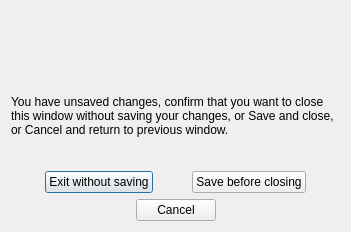
cpenar/Qt_PolSarPRO, file GUI/confirm_window.ui: the form before one commit.
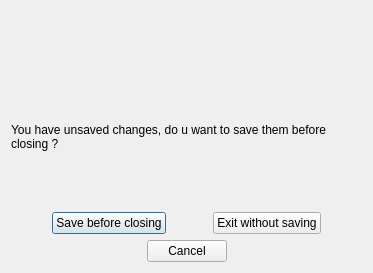
The form after the commit. Icons and pictures are not drawn.

Commit message: ConfirmWindow works fine

```diff
--- a/GUI/confirm_window.ui
+++ b/GUI/confirm_window.ui
@@ -9,8 +9,8 @@
    <rect>
     <x>0</x>
     <y>0</y>
-    <width>351</width>
-    <height>232</height>
+    <width>373</width>
+    <height>273</height>
    </rect>
   </property>
   <property name="maximumSize">
@@ -90,7 +90,7 @@
       <set>Qt::ImhNone</set>
      </property>
      <property name="text">
-      <string>You have unsaved changes, confirm that you want to close this window without saving your changes, or Save and close, or Cancel and return to previous window.</string>
+      <string>You have unsaved changes, do u want to save them before closing ?</string>
      </property>
      <property name="textFormat">
       <enum>Qt::AutoText</enum>
@@ -118,30 +118,6 @@
        </property>
       </spacer>
      </item>
-     <item>
-      <widget class="QPushButton" name="pushButton_ExitNoSave">
-       <property name="text">
-        <string>Exit without saving</string>
-       </property>
-       <property name="icon">
-        <iconset>
-         <normaloff>../Images/flaticon/svg/015-warning.svg</normaloff>../Images/flaticon/svg/015-warning.svg</iconset>
-       </property>
-      </widget>
-     </item>
-     <item>
-      <spacer name="horizontalSpacer_8">
-       <property name="orientation">
-        <enum>Qt::Horizontal</enum>
-       </property>
-       <property name="sizeHint" stdset="0">
-        <size>
-         <width>40</width>
-         <height>20</height>
-        </size>
-       </property>
-      </spacer>
-     </item>
      <item>
       <widget class="QPushButton" name="pushButton_SaveAndExit">
        <property name="text">
@@ -153,6 +129,30 @@
        </property>
       </widget>
      </item>
+     <item>
+      <spacer name="horizontalSpacer_8">
+       <property name="orientation">
+        <enum>Qt::Horizontal</enum>
+       </property>
+       <property name="sizeHint" stdset="0">
+        <size>
+         <width>40</width>
+         <height>20</height>
+        </size>
+       </property>
+      </spacer>
+     </item>
+     <item>
+      <widget class="QPushButton" name="pushButton_ExitNoSave">
+       <property name="text">
+        <string>Exit without saving</string>
+       </property>
+       <property name="icon">
+        <iconset>
+         <normaloff>../Images/flaticon/svg/015-warning.svg</normaloff>../Images/flaticon/svg/015-warning.svg</iconset>
+       </property>
+      </widget>
+     </item>
      <item>
       <spacer name="horizontalSpacer_5">
        <property name="orientation">
```
Left out of the diff: 2 changed lines with no effect on the pictures. The commit also changes 7 other files.
